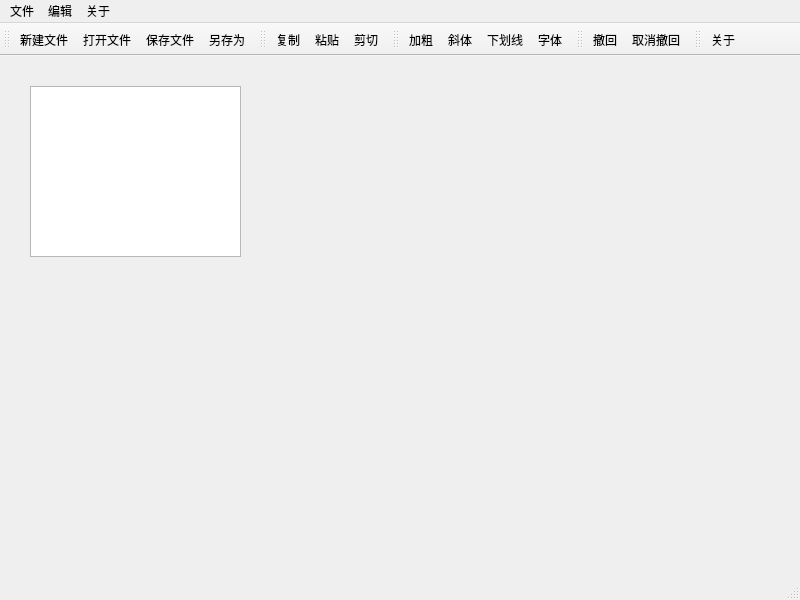
Old version of the form mainwindow.ui in the repository 1148118271/notepad.
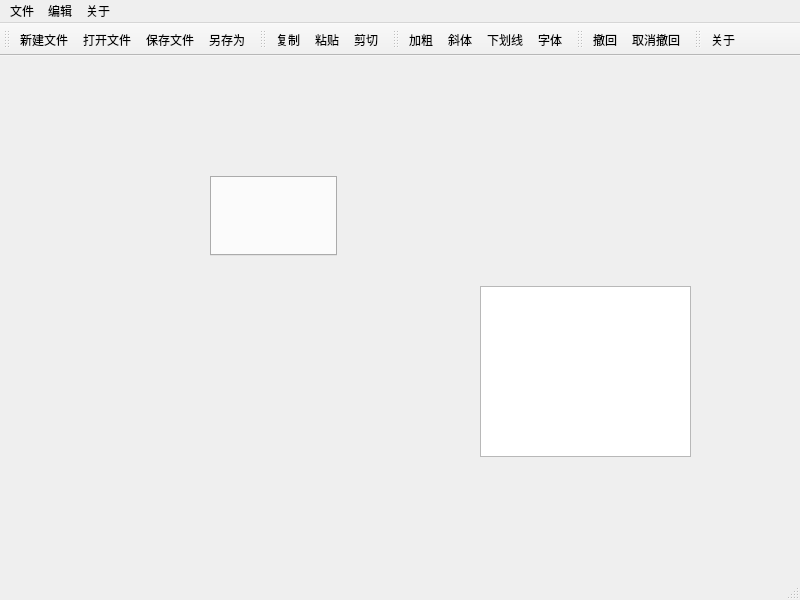
New version of the form. Icons and pictures are not drawn.

```diff
--- a/mainwindow.ui
+++ b/mainwindow.ui
@@ -21,13 +21,29 @@
    <widget class="QTextEdit" name="textEdit">
     <property name="geometry">
      <rect>
-      <x>30</x>
-      <y>30</y>
+      <x>480</x>
+      <y>230</y>
       <width>211</width>
       <height>171</height>
      </rect>
     </property>
    </widget>
+   <widget class="QTabWidget" name="tabWidget">
+    <property name="geometry">
+     <rect>
+      <x>210</x>
+      <y>120</y>
+      <width>127</width>
+      <height>80</height>
+     </rect>
+    </property>
+    <property name="tabShape">
+     <enum>QTabWidget::Triangular</enum>
+    </property>
+    <property name="currentIndex">
+     <number>-1</number>
+    </property>
+   </widget>
   </widget>
   <widget class="QMenuBar" name="menubar">
    <property name="geometry">
```
Left out of the diff: 2 changed lines with no effect on the pictures.
